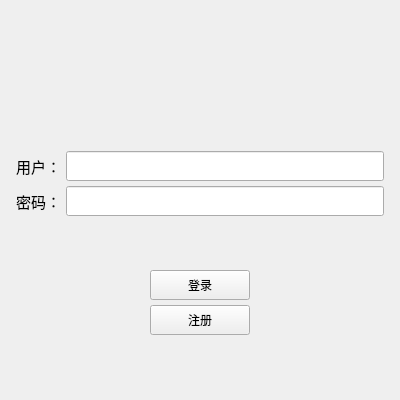
ysm2026/chat_project, file ChatClient/logicawindow.ui: the form before one commit.
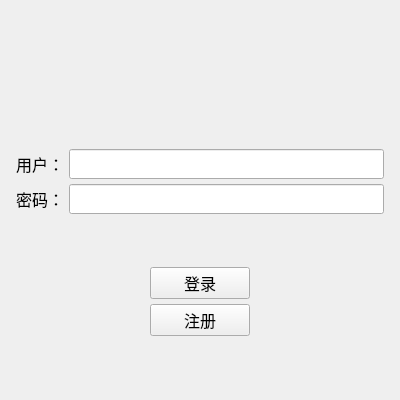
The form after the commit. Icons and pictures are not drawn.

Patch:
```diff
--- a/ChatClient/logicawindow.ui
+++ b/ChatClient/logicawindow.ui
@@ -130,7 +130,7 @@
          </property>
          <property name="font">
           <font>
-           <pointsize>11</pointsize>
+           <pointsize>12</pointsize>
           </font>
          </property>
          <property name="text">
@@ -168,7 +168,7 @@
          </property>
          <property name="font">
           <font>
-           <pointsize>11</pointsize>
+           <pointsize>12</pointsize>
           </font>
          </property>
          <property name="text">
@@ -224,6 +224,11 @@
            <height>30</height>
           </size>
          </property>
+         <property name="font">
+          <font>
+           <pointsize>12</pointsize>
+          </font>
+         </property>
          <property name="text">
           <string>登录</string>
          </property>
@@ -267,6 +272,11 @@
            <height>30</height>
           </size>
          </property>
+         <property name="font">
+          <font>
+           <pointsize>12</pointsize>
+          </font>
+         </property>
          <property name="text">
           <string>注册</string>
          </property>
```
